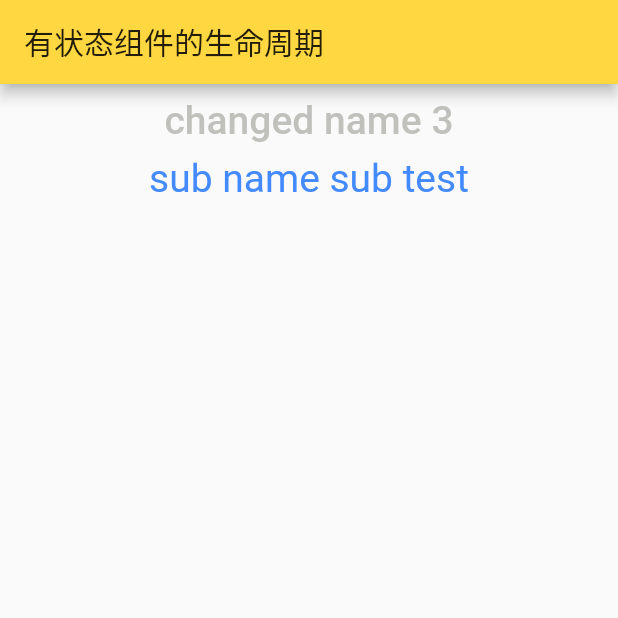
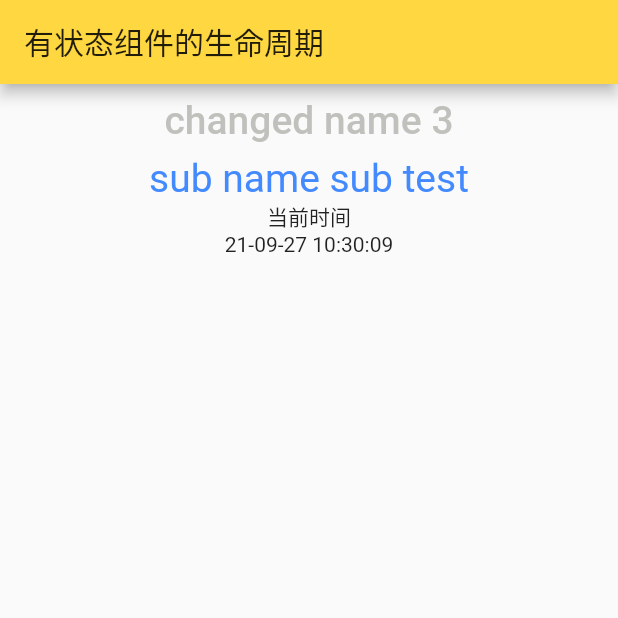
Before and after one commit to 60662666/flutter_demo, a Flutter app: the screen it shows after launch, after a tap on an icon or button, on a phone screen of 412 x 824 dp, the top half of it. Run offline on Flutter 3.47's test engine with Material 2 defaults, Android fonts, the phone set to English and light mode, and no system bars.

Commit message:
实现自己刷新时间的组件

```diff
--- /dev/null
+++ b/lib/pages/clock.dart
@@ -0,0 +1,48 @@
+import 'dart:async';
+import 'package:flutter/material.dart';
+import 'package:intl/intl.dart';
+
+class Clock extends StatefulWidget {
+  final String prefix = '当前时间';
+  @override
+  State<StatefulWidget> createState() {
+    return ClockState();
+  }
+}
+
+class ClockState extends State<Clock> {
+  String nowTime = '';
+  @override
+  void initState() {
+    super.initState();
+    this.nowTime = getCurTime();
+    refreshTime();
+  }
+
+  void refreshTime() {
+    const period = Duration(milliseconds: 500);
+    Timer.periodic(period, (timer) {
+      setState(() {
+        this.nowTime = getCurTime();
+      });
+    });
+  }
+
+  String getCurTime() {
+    DateTime now = DateTime.now();
+    var formatter = DateFormat('yy-MM-dd hh:mm:ss');
+    return formatter.format(now);
+  }
+
+  @override
+  Widget build(BuildContext context) {
+    return Column(
+      children: [
+        Text(widget.prefix),
+        Center(
+          child: Text(this.nowTime),
+        )
+      ],
+    );
+  }
+}
--- a/lib/pages/test_stateful_widget.dart
+++ b/lib/pages/test_stateful_widget.dart
@@ -1,5 +1,6 @@
 import 'package:flutter/material.dart';
 import './sub_stateful_widget.dart';
+import './clock.dart';
 
 class TestStatefulWidget extends StatefulWidget {
   @override
@@ -76,7 +77,8 @@ class TestState extends State<TestStatefulWidget> {
                 fontSize: 26.0, color: Color.fromARGB(155, 155, 155, 150)),
           )
         ),
-        SubStatefulWidget()
+        SubStatefulWidget(),
+        Clock()
       ],
     );
   }
--- a/pubspec.yaml
+++ b/pubspec.yaml
@@ -28,6 +28,7 @@ dependencies:
   # The following adds the Cupertino Icons font to your application.
   # Use with the CupertinoIcons class for iOS style icons.
   cupertino_icons: ^1.0.2
+  intl: ^0.17.0
 
 dev_dependencies:
   flutter_test:
```
Also changed, not shown: pubspec.lock.
